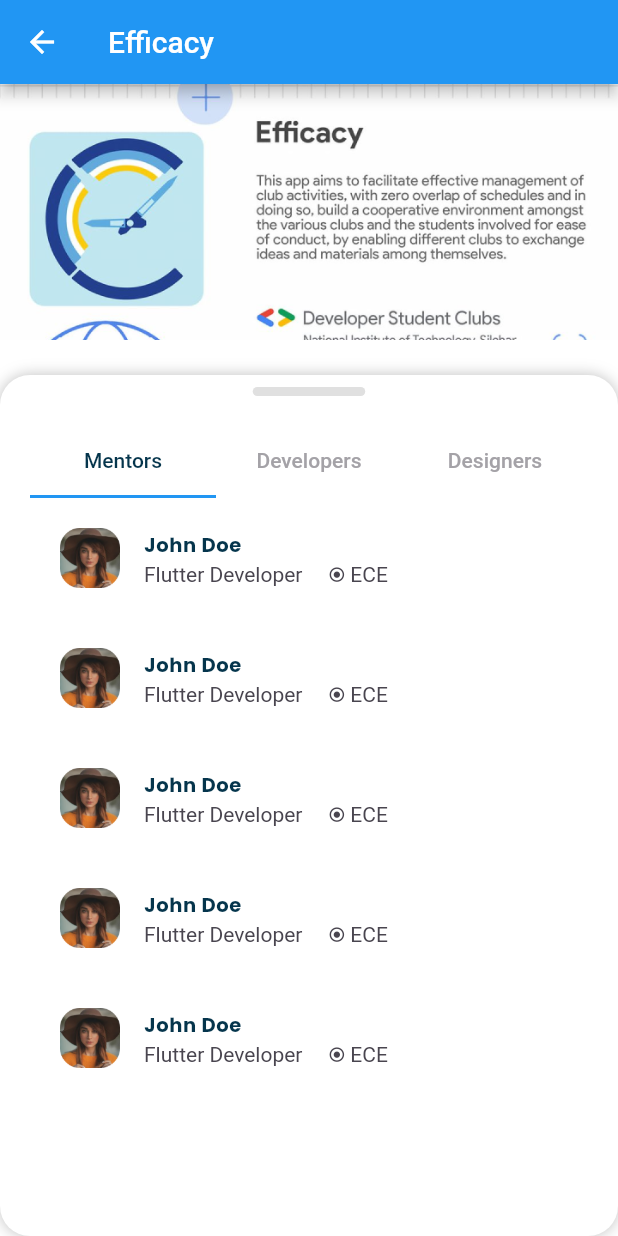
After one commit to NIT-Silchar-Org/efficacy-user, a Flutter app: the AboutUsPage screen opened by its route, on a phone screen of 412 x 824 dp. The commit adds this screen. Run offline on Flutter 3.47's test engine with Material 2 defaults, Android fonts, the phone set to English and light mode, and no system bars; drawn by our look-alikes of sliding_up_panel; our stand-ins replace expandable, flutter_lorem, font_awesome_flutter, glassmorphism, google_fonts, material_design_icons_flutter.

Commit message:
added developers page

```diff
--- a/lib/main.dart
+++ b/lib/main.dart
@@ -1,6 +1,7 @@
 // import 'package:efficacy_user/pages/homescreen.dart';
 // import 'package:efficacy_user/pages/sign_up.dart';
- import 'package:efficacy_user/pages/club_details.dart';
+import 'package:efficacy_user/pages/about_us.dart';
+import 'package:efficacy_user/pages/club_details.dart';
 import 'package:efficacy_user/pages/event_screen.dart';
 import 'package:efficacy_user/pages/homescreen.dart';
 import 'package:efficacy_user/pages/sign_up.dart';
@@ -28,6 +29,7 @@ class _MyAppState extends State<MyApp> {
         '/signup_screen': (BuildContext context) => const SignUp(),
         '/home_screen': (BuildContext context) => const HomeScreen(),
         '/event_screen': (BuildContext context) => const EventScreen(),
+        '/about_us': (BuildContext context) => const AboutUsPage(),
       },
     );
   }
--- /dev/null
+++ b/lib/pages/about_us.dart
@@ -0,0 +1,187 @@
+import 'package:flutter/material.dart';
+import 'package:sliding_up_panel/sliding_up_panel.dart';
+import '../widgets/about_us_card.dart';
+
+class AboutUsPage extends StatefulWidget {
+  const AboutUsPage({Key? key}) : super(key: key);
+
+  @override
+  _AboutUsPageState createState() => _AboutUsPageState();
+}
+
+class _AboutUsPageState extends State<AboutUsPage>
+  with SingleTickerProviderStateMixin{
+  final panelController = PanelController();
+  // final tabController = TabController(length: 3, vsync: this);
+  late TabController tabController;
+
+  @override
+  void initState(){
+    tabController = TabController(length: 3, vsync: this);
+    super.initState();
+  }
+
+  @override
+  Widget build(BuildContext context) {
+    return Scaffold(
+      appBar: AppBar(
+        title: const Text('Efficacy'),
+      ),
+      body: SlidingUpPanel(
+        controller: panelController,
+        minHeight: MediaQuery.of(context).size.height - 250,
+        maxHeight: MediaQuery.of(context).size.height,
+        defaultPanelState: PanelState.CLOSED,
+        body: Image.asset('assets/efficacy_cover.png',
+        // height: 300,
+          fit: BoxFit.fitWidth,
+          alignment: AlignmentDirectional.topCenter,
+        ),
+        panelBuilder: (controller) => PanelWidget(
+          controller: controller,
+          panelController: panelController,
+          tabController: tabController,
+        ),
+        borderRadius: const BorderRadius.horizontal(
+          left: Radius.circular(20),
+          right: Radius.circular(20),
+        ),
+      ),
+    );
+  }
+}
+
+class PanelWidget extends StatelessWidget {
+  final ScrollController controller;
+  final PanelController panelController;
+  final TabController tabController;
+
+  const PanelWidget(
+      {Key? key,
+      required this.controller,
+      required this.panelController,
+      required this.tabController})
+      : super(key: key);
+
+  void togglePanel() {
+    panelController.isPanelOpen
+        ? panelController.close()
+        : panelController.open();
+  }
+
+  Widget buildDragHandler() => GestureDetector(
+        onTap: togglePanel,
+        child: Center(
+          child: Container(
+            width: 75,
+            height: 6,
+            decoration: BoxDecoration(
+              color: Colors.grey[300],
+              borderRadius: BorderRadius.circular(20),
+            ),
+          ),
+        ),
+      );
+
+  @override
+  Widget build(BuildContext context) {
+    return ListView(
+      padding: const EdgeInsets.symmetric(horizontal: 20),
+      controller: controller,
+      children: <Widget>[
+        const SizedBox(height: 8),
+        buildDragHandler(),
+        const SizedBox(height: 20),
+        // const Text(
+        //   'About Us',
+        //   style: TextStyle(
+        //     fontWeight: FontWeight.bold,
+        //     fontSize: 20,
+        //     color: Color(0xFF213F8D),
+        //   ),
+        // ),
+        // const SizedBox(
+        //   height: 10,
+        // ),
+        Container(
+          decoration: null,
+          child: TabBar(
+            controller: tabController,
+            labelColor: const Color(0xFF05354C),
+            unselectedLabelColor: const Color(0xFFA4A2A7),
+            tabs: const [
+              Tab(text: 'Mentors'),
+              Tab(text: 'Developers'),
+              Tab(text: 'Designers'),
+            ],
+          ),
+        ),
+        SizedBox(
+          height: MediaQuery.of(context).size.height * 0.6,
+          child: TabBarView(
+            controller: tabController,
+            children: [
+              ListView(
+                // controller: controller,
+                children: const <Widget>[
+                  AboutUsCard(
+                      name: 'John Doe',
+                      imgUrl: 'assets/default_user.png',
+                      subTitle: 'Flutter Developer     ⦿ ECE'),
+                  AboutUsCard(
+                      name: 'John Doe',
+                      imgUrl: 'assets/default_user.png',
+                      subTitle: 'Flutter Developer     ⦿ ECE'),
+                  AboutUsCard(
+                      name: 'John Doe',
+                      imgUrl: 'assets/default_user.png',
+                      subTitle: 'Flutter Developer     ⦿ ECE'),
+                  AboutUsCard(
+                      name: 'John Doe',
+                      imgUrl: 'assets/default_user.png',
+                      subTitle: 'Flutter Developer     ⦿ ECE'),
+                  AboutUsCard(
+                      name: 'John Doe',
+                      imgUrl: 'assets/default_user.png',
+                      subTitle: 'Flutter Developer     ⦿ ECE'),
+                ],
+              ),
+              ListView(
+                children: const <Widget>[
+                  AboutUsCard(
+                      name: 'John Doe',
+                      imgUrl: 'assets/default_user.png',
+                      subTitle: 'Flutter Developer     ⦿ ECE'),
+                  AboutUsCard(
+                      name: 'John Doe',
+                      imgUrl: 'assets/default_user.png',
+                      subTitle: 'Flutter Developer     ⦿ ECE'),
+                  AboutUsCard(
+                      name: 'John Doe',
+                      imgUrl: 'assets/default_user.png',
+                      subTitle: 'Flutter Developer     ⦿ ECE'),
+                ],
+              ),
+              ListView(
+                children: const <Widget>[
+                  AboutUsCard(
+                      name: 'John Doe',
+                      imgUrl: 'assets/default_user.png',
+                      subTitle: 'Flutter Developer     ⦿ ECE'),
+                  AboutUsCard(
+                      name: 'John Doe',
+                      imgUrl: 'assets/default_user.png',
+                      subTitle: 'Flutter Developer     ⦿ ECE'),
+                  AboutUsCard(
+                      name: 'John Doe',
+                      imgUrl: 'assets/default_user.png',
+                      subTitle: 'Flutter Developer     ⦿ ECE'),
+                ],
+              ),
+            ],
+          ),
+        ),
+      ],
+    );
+  }
+}
--- /dev/null
+++ b/lib/widgets/about_us_card.dart
@@ -0,0 +1,38 @@
+import 'package:flutter/material.dart';
+
+class AboutUsCard extends StatelessWidget {
+  final String name;
+  final String imgUrl;
+  final String subTitle;
+  const AboutUsCard({Key? key,
+    required this.name,
+    required this.imgUrl,
+    required this.subTitle
+  }) : super(key: key);
+
+  @override
+  Widget build(BuildContext context) {
+    return Card(
+      elevation: 0,
+      child: ListTile(
+        leading: CircleAvatar(
+          radius: 20,
+          child: Image.asset(
+            imgUrl,
+            width: 96,
+            height: 96,
+          ),
+        ),
+        title: Text(
+          name,
+          style:
+              const TextStyle(fontWeight: FontWeight.bold, color: Color(0xFF05354C)),
+        ),
+        subtitle: Text(
+          subTitle,
+          style: const TextStyle(color: Color(0xFF49454F)),
+        ),
+      ),
+    );
+  }
+}
```
Also changed, not shown: assets/GDSC_cover.png (added), assets/default_user.png (added), assets/efficacy_cover.png (added), pubspec.lock.
